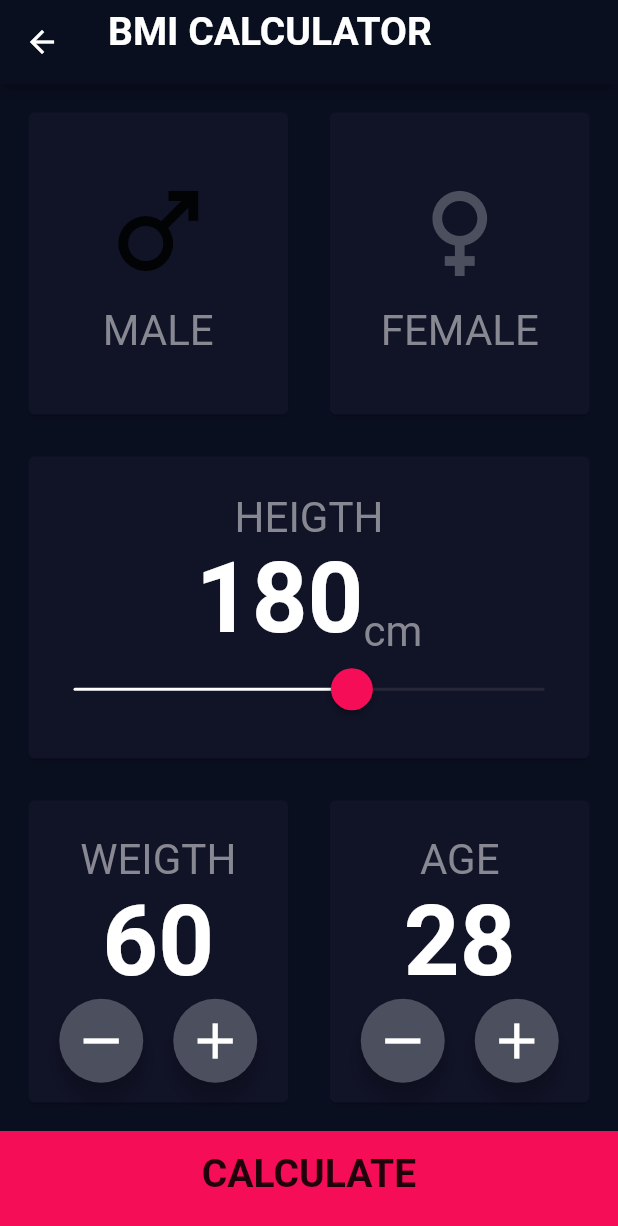
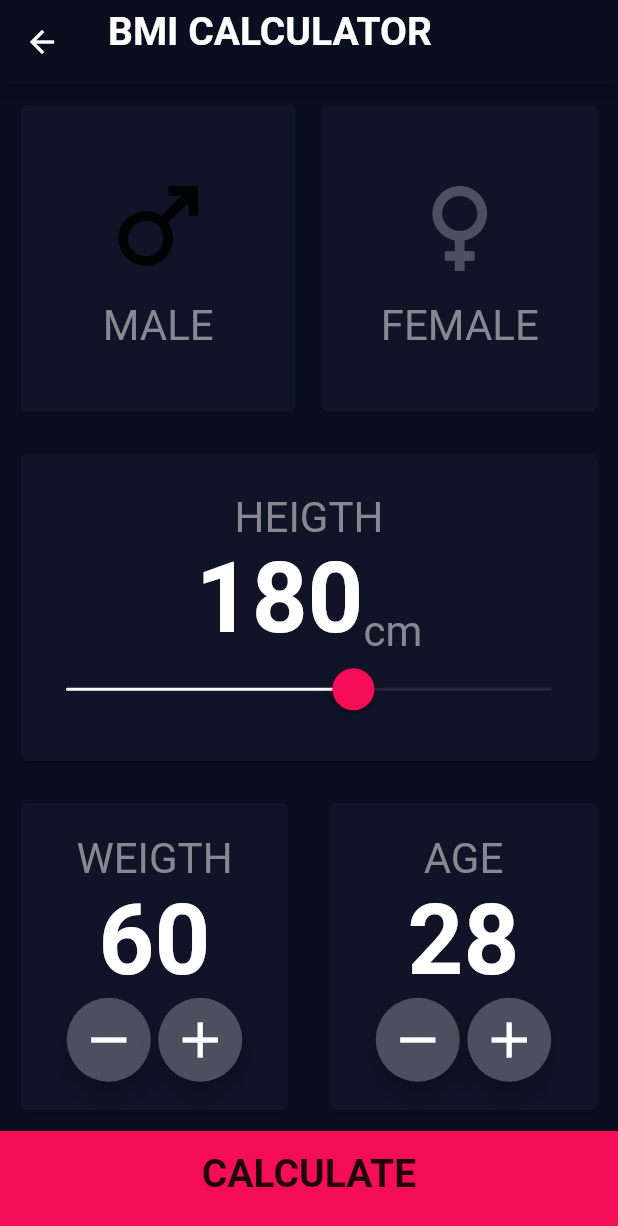
Before and after one commit to kgleader/wnb_app, a Flutter app: the BmiView screen opened by its route, on a phone screen of 412 x 824 dp. Shown: the top 1226 px of the screen. Run offline on Flutter 3.47's test engine with Material 2 defaults, Android fonts, the phone set to English and light mode, and no system bars; our stand-ins replace cached_network_image, dio, get; network calls fail.

Commit message:
added last changes

```diff
--- a/lib/app/constants/api_const.dart
+++ b/lib/app/constants/api_const.dart
@@ -6,7 +6,7 @@ class ApiConst {
       'https://encrypted-tbn0.gstatic.com/images?q=tbn:ANd9GcTpBAZafcETIewM5tuVRKUWoqpVNB5CKrIbGzOIB8IxWx40WQ2DK2MDkmbEin9_mu1K54Y&usqp=CAU';
 
   static const weatherApi =
-      'https://api.openweathermap.org/data/2.5/weather?q=bishkek,&appid=41aa18abb8974c0ea27098038f6feb1b';
+      'https://api.openweathermap.org/data/2.5/weather?q=bishkek,&appid=eb61b00e3a5cea74059f8535152f61c5';
 
   static String getIcon(String iconCode, int size) {
     return 'http://openweathermap.org/img/wn/$iconCode@${size}x.png';
--- a/lib/app/modules/bmi/views/bmi_view.dart
+++ b/lib/app/modules/bmi/views/bmi_view.dart
@@ -24,7 +24,7 @@ class BmiView extends GetView<BmiController> {
         title: const Text(AppText.appBarTitle, style: AppTextStyle.titleStyle),
       ),
       body: Padding(
-        padding: const EdgeInsets.all(15.0),
+        padding: const EdgeInsets.all(10.0),
         child: Column(
           children: [
             Expanded(
@@ -42,7 +42,7 @@ class BmiView extends GetView<BmiController> {
                       }),
                     ),
                   ),
-                  const SizedBox(width: 20),
+                  const SizedBox(width: 10),
                   StatusCard(
                     child: InkWell(
                       onTap: ctl.isFemaleTrue,
--- a/lib/app/modules/weather/views/weather_view.dart
+++ b/lib/app/modules/weather/views/weather_view.dart
@@ -75,7 +75,7 @@ class WeatherView extends GetView<WeatherController> {
                     child: Obx(() {
                       final text = ctl.weather.value != null
                           ? ctl.weather.value!.weather[0].description
-                              .replaceAll(' ', '\n')
+                              .replaceAll('', '\n')
                           : '...';
                       return Text(
                         text,
--- a/lib/app/utils/weigth_age.dart
+++ b/lib/app/utils/weigth_age.dart
@@ -1,6 +1,6 @@
 import 'package:flutter/material.dart';
-import 'package:step_01/app/theme/app_colors.dart';
 
+import '../theme/app_colors.dart';
 import '../theme/app_text_styles.dart';
 
 class WeigthAge extends StatelessWidget {
@@ -22,7 +22,7 @@ class WeigthAge extends StatelessWidget {
     return Column(
       mainAxisAlignment: MainAxisAlignment.center,
       children: [
-        const SizedBox(height: 10),
+        const SizedBox(height: 2),
         Text(text, style: AppTextStyle.greyTextStyle),
         Text('$value', style: AppTextStyle.valueStyle),
         Row(
@@ -32,7 +32,7 @@ class WeigthAge extends StatelessWidget {
               iconData: Icons.remove,
               onPressed: () => remove(value - 1),
             ),
-            const SizedBox(width: 20),
+            const SizedBox(width: 5),
             RemoveAddButton(
               iconData: Icons.add,
               onPressed: () => add(value + 1),
@@ -58,7 +58,7 @@ class RemoveAddButton extends StatelessWidget {
   Widget build(BuildContext context) {
     return FloatingActionButton(
       backgroundColor: AppColors.button2Color,
-      foregroundColor: AppColors.whiteText,
+      foregroundColor: AppColors.white,
       onPressed: onPressed,
       child: Icon(iconData, size: 40),
     );
--- a/pubspec.yaml
+++ b/pubspec.yaml
@@ -22,5 +22,7 @@ dev_dependencies:
 flutter:
   uses-material-design: true
 
-assets:
-    -assets/
+  assets:
+    - weather.jpeg
+    - news_error.jpeg
+    - news_loading.webp
```
Also changed, not shown: assets/weather.jpeg (renamed from assets/assets/weather.jpg).
